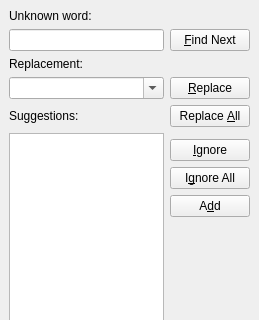
Qt form src/frontends/qt4/ui/SpellcheckerUi.ui (cburschka/lyx) before a commit; both pictures show x 0 to 259 and y 0 to 320 of the 259 by 506 pixel window.
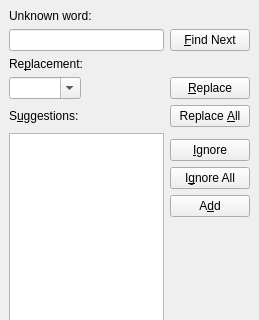
The same form after that commit.

Commit message: * Add more keyboard accelerators to the spellchecker dialog (part of bug 6460).

What changed in the file:
```diff
--- a/src/frontends/qt4/ui/SpellcheckerUi.ui
+++ b/src/frontends/qt4/ui/SpellcheckerUi.ui
@@ -13,7 +13,13 @@
    <string>DockWidget</string>
   </property>
   <widget class="QWidget" name="dockWidgetContents" >
-   <layout class="QGridLayout" name="gridLayout" >
+   <layout class="QGridLayout" >
+    <property name="margin" >
+     <number>9</number>
+    </property>
+    <property name="spacing" >
+     <number>6</number>
+    </property>
     <item row="0" column="0" >
      <widget class="QLabel" name="TextLabel3" >
       <property name="text" >
@@ -44,7 +50,7 @@
     <item row="2" column="0" >
      <widget class="QLabel" name="TextLabel1" >
       <property name="text" >
-       <string>Replacement:</string>
+       <string>Re&amp;placement:</string>
       </property>
       <property name="buddy" >
        <cstring>replaceCO</cstring>
@@ -54,7 +60,9 @@
     <item row="3" column="0" >
      <widget class="QComboBox" name="replaceCO" >
       <property name="sizePolicy" >
-       <sizepolicy vsizetype="Fixed" hsizetype="MinimumExpanding" >
+       <sizepolicy>
+        <hsizetype>0</hsizetype>
+        <vsizetype>0</vsizetype>
         <horstretch>0</horstretch>
         <verstretch>0</verstretch>
        </sizepolicy>
@@ -92,7 +100,7 @@
     <item row="4" column="0" >
      <widget class="QLabel" name="TextLabel2" >
       <property name="text" >
-       <string>Suggestions:</string>
+       <string>S&amp;uggestions:</string>
       </property>
       <property name="buddy" >
        <cstring>suggestionsLW</cstring>
@@ -143,14 +151,14 @@
      </widget>
     </item>
     <item row="9" column="1" >
-     <spacer name="spacer" >
+     <spacer>
       <property name="orientation" >
        <enum>Qt::Vertical</enum>
       </property>
       <property name="sizeType" >
        <enum>QSizePolicy::Expanding</enum>
       </property>
-      <property name="sizeHint" stdset="0" >
+      <property name="sizeHint" >
        <size>
         <width>74</width>
         <height>98</height>
```
